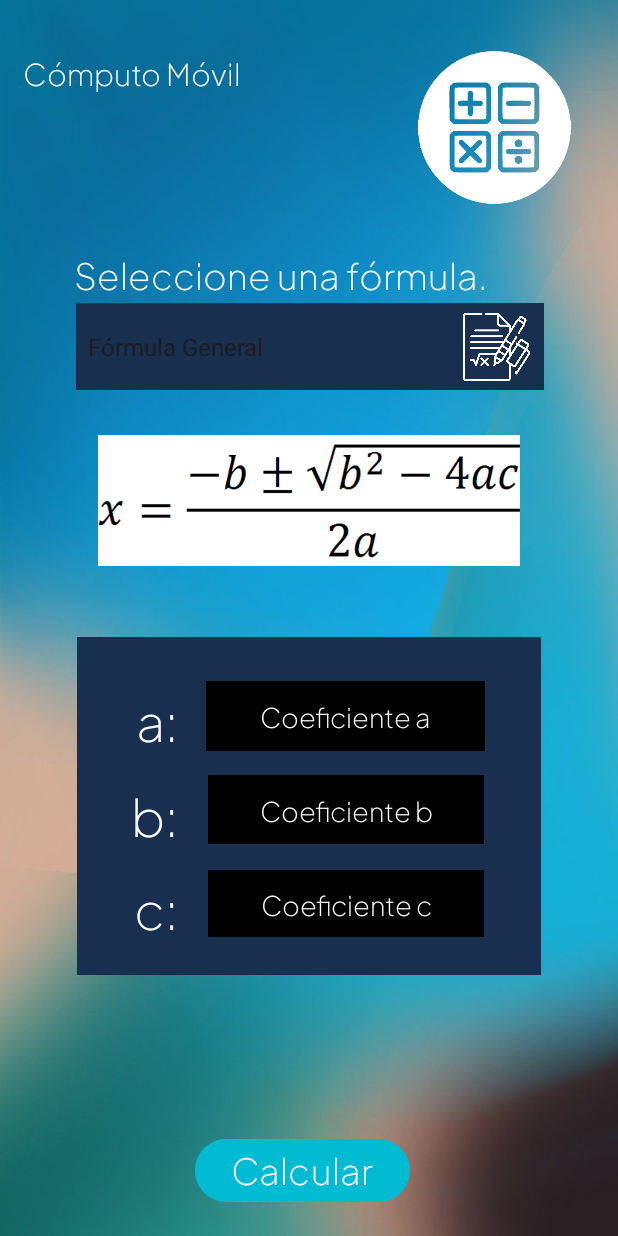
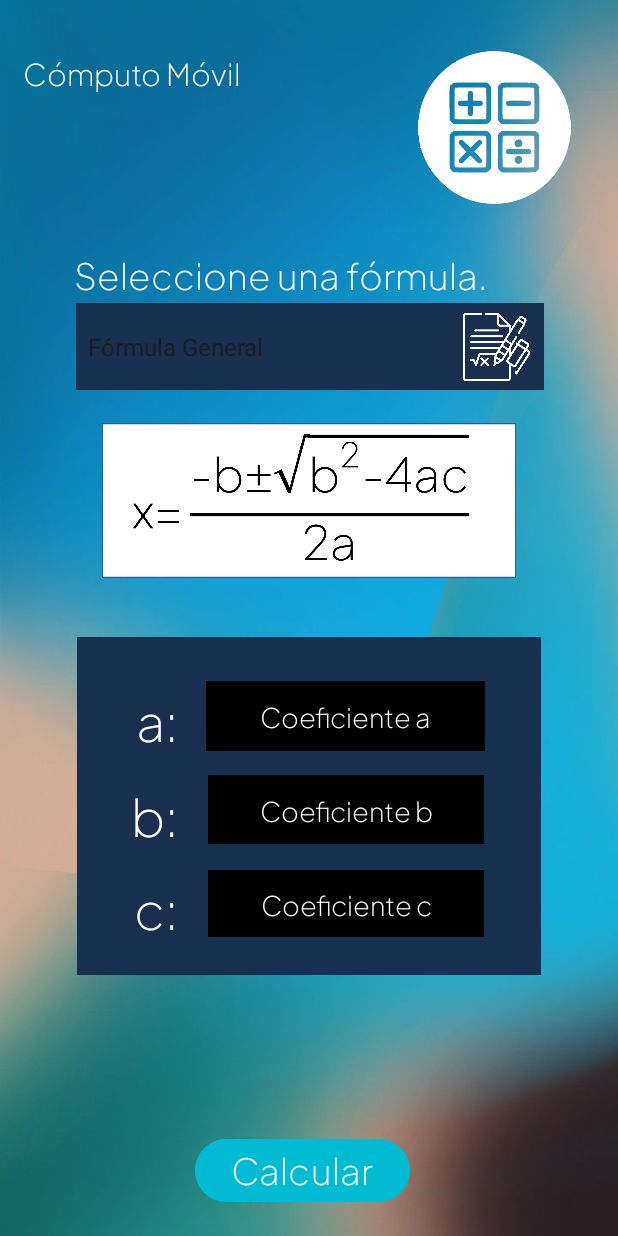
Before and after one commit to RicardoSMtz/Proyecto-1-Computo-Movil, an Android app: the screen it shows after launch (MainActivity), on a phone screen of 412 x 824 dp. Run offline under Robolectric (Android 15) with nearby library versions, the phone set to English and light mode, and no system bars.

Commit message:
Corrección de formulas en display

```diff
--- a/app/src/main/java/com/example/ejercicio1/MainActivity.kt
+++ b/app/src/main/java/com/example/ejercicio1/MainActivity.kt
@@ -48,6 +48,7 @@ class MainActivity : AppCompatActivity() {
                     2 -> R.drawable.velocidad
                     3 -> R.drawable.perimetro
                     else -> R.drawable.chicharronera
+
                 }
                 binding.imgformula.setImageResource(imageResource)
                 mostrarCampos(position)
--- a/app/src/main/res/layout/activity_main.xml
+++ b/app/src/main/res/layout/activity_main.xml
@@ -44,14 +44,14 @@
         android:id="@+id/logo"
         android:layout_width="114dp"
         android:layout_height="102dp"
-        android:tint="@color/white"
         app:layout_constraintBottom_toBottomOf="parent"
         app:layout_constraintEnd_toEndOf="parent"
         app:layout_constraintHorizontal_bias="0.915"
         app:layout_constraintStart_toStartOf="parent"
         app:layout_constraintTop_toTopOf="parent"
         app:layout_constraintVertical_bias="0.047"
-        app:srcCompat="@drawable/log" />
+        app:srcCompat="@drawable/log"
+        app:tint="@color/white" />
 
 
     <ImageView
@@ -283,11 +283,11 @@
         android:id="@+id/ivMenuSpinner"
         android:layout_width="63dp"
         android:layout_height="45dp"
-        android:tint="@color/white"
         app:layout_constraintBottom_toBottomOf="@+id/spinner4"
         app:layout_constraintEnd_toEndOf="@+id/spinner4"
         app:layout_constraintTop_toTopOf="@+id/spinner4"
-        app:srcCompat="@drawable/formula" />
+        app:srcCompat="@drawable/formula"
+        app:tint="@color/white" />
 
     <TextView
         android:id="@+id/tvResult"
```
Also changed, not shown: app/src/main/res/drawable/chicharronera.png, app/src/main/res/drawable/perimetro.png, app/src/main/res/drawable/prueba.png (added), app/src/main/res/drawable/triangulo.png, app/src/main/res/drawable/velocidad.png.
